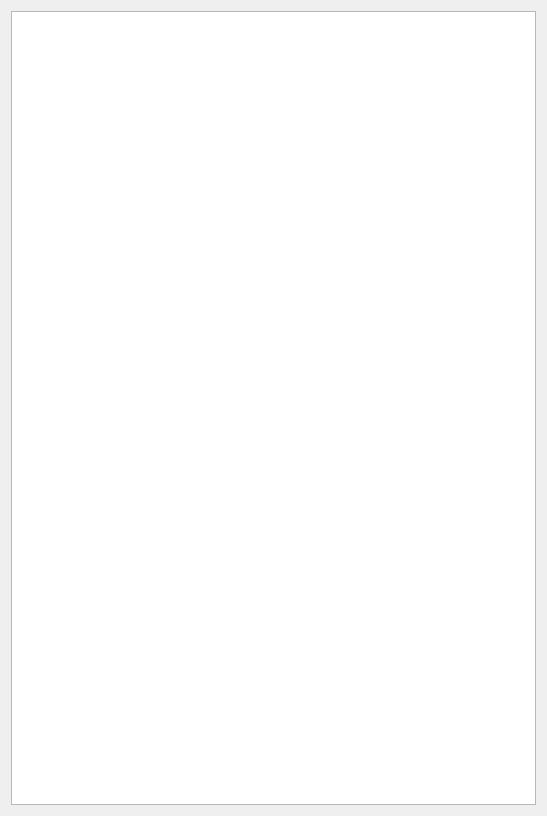
The window that widget.ui (MoNCo6/ap7mp-Flappy_Bird) describes before a commit, drawn with Qt 5.
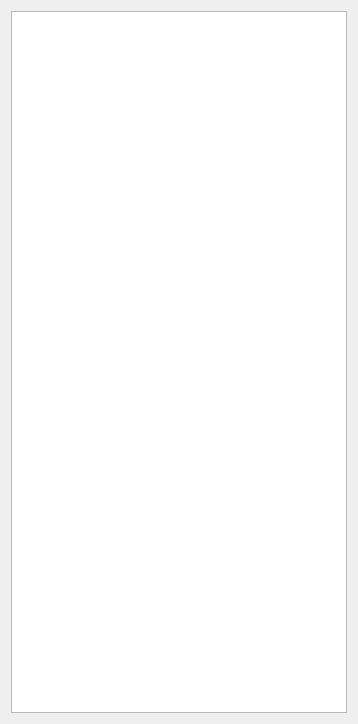
The same window after the commit.

```diff
--- a/widget.ui
+++ b/widget.ui
@@ -6,8 +6,8 @@
    <rect>
     <x>0</x>
     <y>0</y>
-    <width>547</width>
-    <height>816</height>
+    <width>358</width>
+    <height>724</height>
    </rect>
   </property>
   <property name="windowTitle">
```
